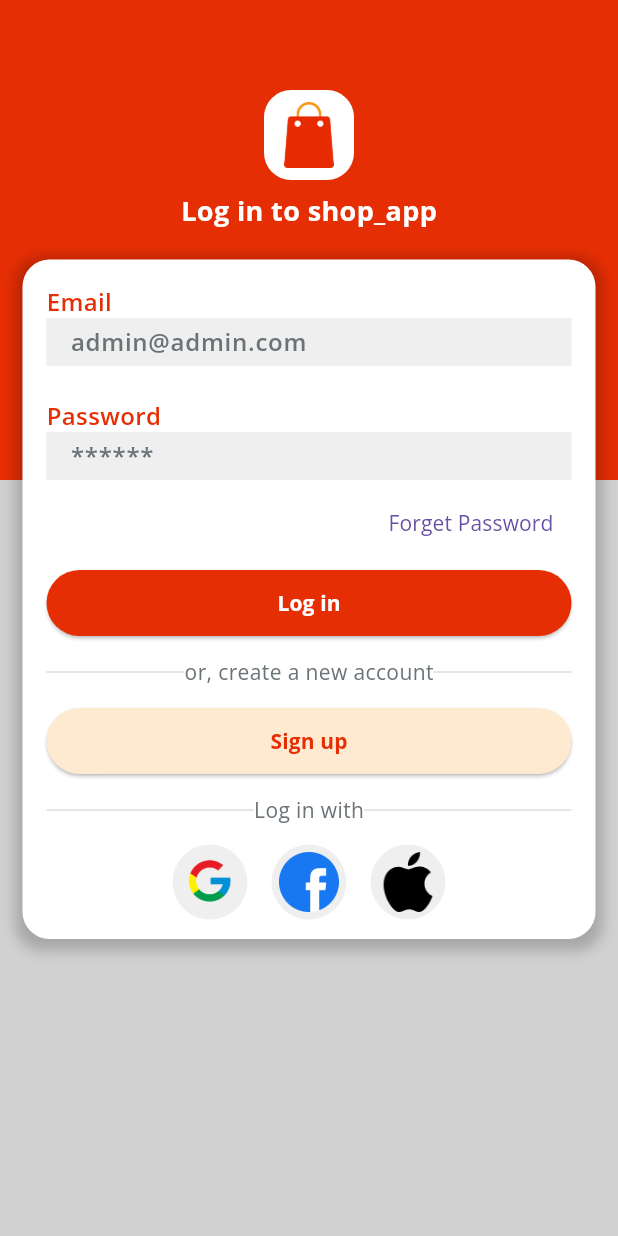
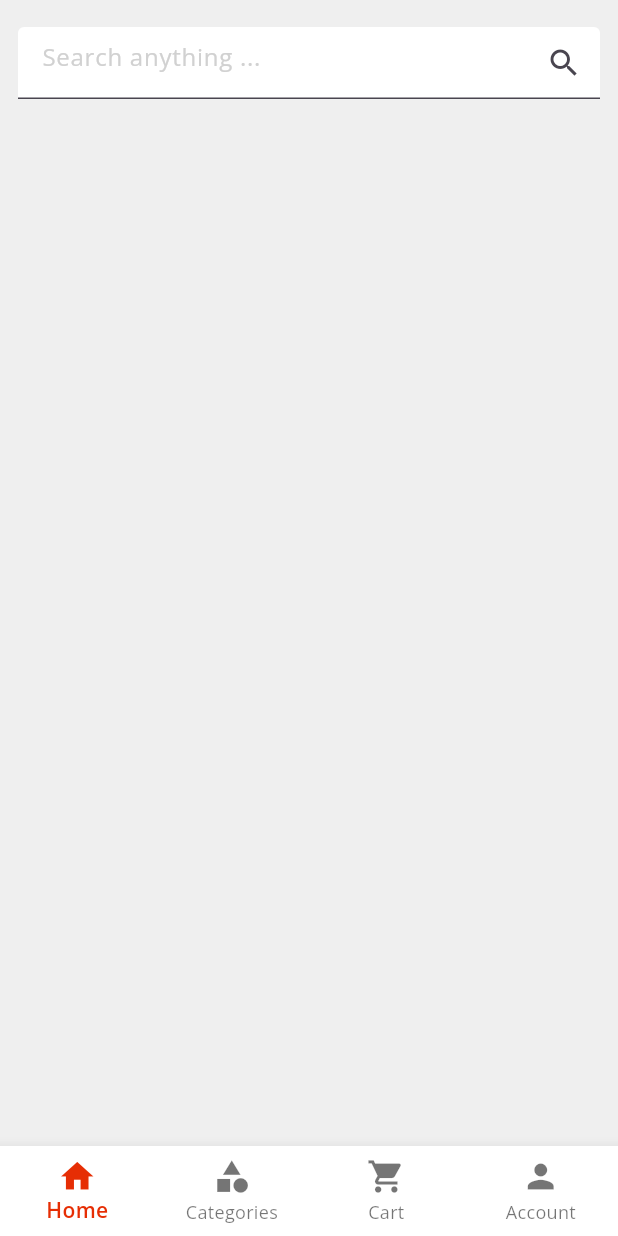
Before and after one commit to CHATappchik/shop_app, a Flutter app: the screen it shows after launch, after a tap on "Log in", on a phone screen of 412 x 824 dp. Run offline on Flutter 3.47's test engine with Material 3 defaults, Android fonts, the phone set to English and light mode, and no system bars; our stand-ins replace animated_splash_screen, flutter_mobx, mobx; generated files the repository leaves out were written again.

Commit message:
Ui home page start

```diff
--- a/lib/const/strings.dart
+++ b/lib/const/strings.dart
@@ -16,3 +16,19 @@ const loginWith = 'Log in with';
 const privacyPolicy = 'Privacy Policy';
 const termAndCond = 'Terms and Conditions';
 const alreadyHavenAccount = 'Already have an account? ';
+
+//home strings
+const home = 'Home';
+const categories = 'Categories';
+const cart = 'Cart';
+const account = 'Account';
+
+//home screen strings
+
+const searchAnything = 'Search anything ...';
+const todayDeal = "Today's Deal";
+const flashSale = 'Flash Sale';
+const topCategories = 'Top Categories';
+const brands = 'Brands';
+const topSellers = 'Top Sellers';
+const featuredCategories = 'Featured Categories';
--- /dev/null
+++ b/lib/controllers/home_controller/home_controller_state.dart
@@ -0,0 +1,15 @@
+import 'package:mobx/mobx.dart';
+
+part 'home_controller_state.g.dart';
+
+class HomeController = _HomeController with _$HomeController;
+
+abstract class _HomeController with Store {
+  @observable
+  Observable<int> currentNavIndex = Observable<int>(0);
+
+  @action
+  void updateIndex(int index) {
+    currentNavIndex.value = index;
+  }
+}
--- a/lib/screens/auth_screen/login_screen.dart
+++ b/lib/screens/auth_screen/login_screen.dart
@@ -4,6 +4,7 @@ import 'package:shop_app/const/strings.dart';
 import 'package:shop_app/const/styles.dart';
 import 'package:shop_app/often_used/often_used_func.dart';
 import 'package:shop_app/screens/auth_screen/register_screen.dart';
+import 'package:shop_app/screens/home_screen/home.dart';
 import 'package:shop_app/widgets/component/circular_tile.dart';
 import 'package:shop_app/widgets/custom_textfield.dart';
 import 'package:shop_app/widgets/my_button.dart';
@@ -89,7 +90,9 @@ class LoginPage extends StatelessWidget {
                                 color: redColor,
                                 title: login,
                                 textColor: whiteColor,
-                                onPress: () {}),
+                                onPress: () {
+                                  nextScreen(context, const Home());
+                                }),
                           ),
                           const SizedBox(height: 12),
                           Row(
--- /dev/null
+++ b/lib/screens/home_screen/home.dart
@@ -0,0 +1,71 @@
+import 'package:flutter/material.dart';
+import 'package:flutter_mobx/flutter_mobx.dart';
+import 'package:shop_app/const/colors.dart';
+import 'package:shop_app/const/strings.dart';
+import 'package:shop_app/const/styles.dart';
+import 'package:shop_app/controllers/home_controller/home_controller_state.dart';
+import 'package:shop_app/screens/account_screen/account_screen.dart';
+import 'package:shop_app/screens/cart_screen/cart_screen.dart';
+import 'package:shop_app/screens/category_screen/category_screen.dart';
+import 'package:shop_app/screens/home_screen/home_screen.dart';
+
+class Home extends StatefulWidget {
+  const Home({super.key});
+
+  @override
+  State<Home> createState() => _HomeState();
+}
+
+class _HomeState extends State<Home> {
+  final HomeController homeController = HomeController();
+
+  @override
+  Widget build(BuildContext context) {
+
+    var navbarItem = [
+      const BottomNavigationBarItem(
+        icon: Icon(Icons.home, size: 26),
+        label: home,
+      ),
+      const BottomNavigationBarItem(
+        icon: Icon(Icons.category, size: 26),
+        label: categories,
+      ),
+      const BottomNavigationBarItem(
+        icon: Icon(Icons.shopping_cart, size: 26),
+        label: cart,
+      ),
+      const BottomNavigationBarItem(
+        icon: Icon(Icons.person, size: 26),
+        label: account,
+      ),
+    ];
+
+    var navBody = [
+      const HomePage(),
+      const CategoryPage(),
+      const CartPage(),
+      const AccountPage(),
+
+    ];
+
+    return Scaffold(
+      body: Column(
+        children: [
+          Observer(builder: (_) => Expanded(child: navBody.elementAt(homeController.currentNavIndex.value))),
+        ],
+      ),
+      bottomNavigationBar: Observer( builder: (_) =>
+      BottomNavigationBar(
+        currentIndex: homeController.currentNavIndex.value,
+        selectedItemColor: redColor,
+        selectedLabelStyle: const TextStyle(fontFamily: semibold),
+        type: BottomNavigationBarType.fixed,
+          backgroundColor: whiteColor,
+          items: navbarItem,
+        onTap: (index) => homeController.updateIndex(index),
+      ),
+      ),
+    );
+  }
+}
--- /dev/null
+++ b/lib/screens/home_screen/home_screen.dart
@@ -0,0 +1,39 @@
+import 'package:flutter/material.dart';
+import 'package:shop_app/const/colors.dart';
+import 'package:shop_app/const/strings.dart';
+
+class HomePage extends StatelessWidget {
+  const HomePage({super.key});
+
+  @override
+  Widget build(BuildContext context) {
+    return Container(
+      padding: const EdgeInsets.all(12),
+      color: lightGrey,
+      width: MediaQuery.of(context).size.width,
+      height: MediaQuery.of(context).size.height,
+      child: SafeArea(
+        child: Column(
+          children: [
+            Container(
+              alignment: Alignment.center,
+              height: 60,
+              color: lightGrey,
+              child: TextFormField(
+                decoration: const InputDecoration(
+                  suffixIcon: Icon(Icons.search),
+                  filled: true,
+                  fillColor: whiteColor,
+                  hintText: searchAnything,
+                  hintStyle: TextStyle(
+                    color: textFieldGrey,
+                  ),
+                ),
+              ),
+            ),
+          ],
+        ),
+      ),
+    );
+  }
+}
```
Also changed, not shown: lib/screens/account_screen/account_screen.dart (added, +12 -0 lines), lib/screens/auth_screen/register_screen.dart (+21 -10 lines), lib/screens/cart_screen/cart_screen.dart (added, +12 -0 lines), lib/screens/category_screen/category_screen.dart (added, +12 -0 lines), pubspec.yaml (+5 -2 lines), lib/controllers/home_controller/home_controller_state.g.dart (added), pubspec.lock.
